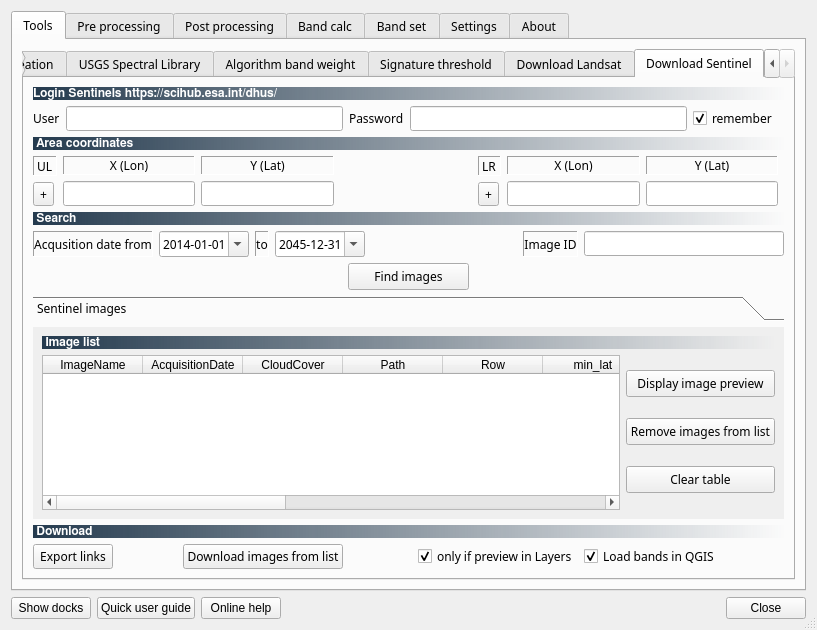
Qt form ui/ui_semiautomaticclassificationplugin.ui (semiautomaticgit/SemiAutomaticClassificationPlugin) before a commit.
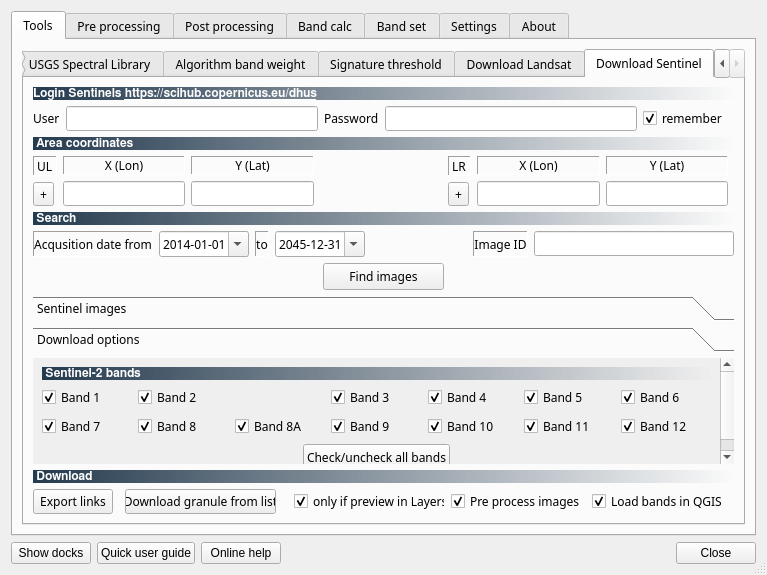
The same form after that commit. The open tabs and pages were chosen to show the change. Icons and pictures are not drawn.

Diff of the .ui file:
```diff
--- a/ui/ui_semiautomaticclassificationplugin.ui
+++ b/ui/ui_semiautomaticclassificationplugin.ui
@@ -9,8 +9,8 @@
    <rect>
     <x>0</x>
     <y>0</y>
-    <width>817</width>
-    <height>630</height>
+    <width>767</width>
+    <height>575</height>
    </rect>
   </property>
   <property name="sizePolicy">
@@ -2290,7 +2290,625 @@
           <attribute name="title">
            <string>Download Sentinel</string>
           </attribute>
-          <layout class="QGridLayout" name="gridLayout_136">
+          <layout class="QGridLayout" name="gridLayout_142">
+           <item row="1" column="0">
+            <layout class="QGridLayout" name="gridLayout_160">
+             <item row="0" column="0">
+              <widget class="QToolBox" name="toolBox_3">
+               <property name="currentIndex">
+                <number>0</number>
+               </property>
+               <widget class="QWidget" name="page_7">
+                <property name="geometry">
+                 <rect>
+                  <x>0</x>
+                  <y>0</y>
+                  <width>715</width>
+                  <height>154</height>
+                 </rect>
+                </property>
+                <attribute name="label">
+                 <string>Sentinel images</string>
+                </attribute>
+                <layout class="QGridLayout" name="gridLayout_157">
+                 <item row="0" column="0">
+                  <layout class="QGridLayout" name="gridLayout_162">
+                   <item row="2" column="1">
+                    <layout class="QGridLayout" name="gridLayout_163">
+                     <item row="3" column="0">
+                      <widget class="QPushButton" name="remove_image_toolButton_3">
+                       <property name="sizePolicy">
+                        <sizepolicy hsizetype="Minimum" vsizetype="Maximum">
+                         <horstretch>0</horstretch>
+                         <verstretch>0</verstretch>
+                        </sizepolicy>
+                       </property>
+                       <property name="minimumSize">
+                        <size>
+                         <width>121</width>
+                         <height>27</height>
+                        </size>
+                       </property>
+                       <property name="maximumSize">
+                        <size>
+                         <width>14000</width>
+                         <height>27</height>
+                        </size>
+                       </property>
+                       <property name="toolTip">
+                        <string>&lt;html&gt;&lt;head/&gt;&lt;body&gt;&lt;p&gt;Remove highlighted images from the table&lt;/p&gt;&lt;/body&gt;&lt;/html&gt;</string>
+                       </property>
+                       <property name="text">
+                        <string>Remove images from list</string>
+                       </property>
+                      </widget>
+                     </item>
+                     <item row="4" column="0">
+                      <widget class="QPushButton" name="clear_table_toolButton_3">
+                       <property name="sizePolicy">
+                        <sizepolicy hsizetype="Minimum" vsizetype="Maximum">
+                         <horstretch>0</horstretch>
+                         <verstretch>0</verstretch>
+                        </sizepolicy>
+                       </property>
+                       <property name="minimumSize">
+                        <size>
+                         <width>121</width>
+                         <height>27</height>
+                        </size>
+                       </property>
+                       <property name="maximumSize">
+                        <size>
+                         <width>14000</width>
+                         <height>27</height>
+                        </size>
+                       </property>
+                       <property name="toolTip">
+                        <string>&lt;html&gt;&lt;head/&gt;&lt;body&gt;&lt;p&gt;Clear all the table&lt;/p&gt;&lt;/body&gt;&lt;/html&gt;</string>
+                       </property>
+                       <property name="text">
+                        <string>Clear table</string>
+                       </property>
+                      </widget>
+                     </item>
+                     <item row="1" column="0">
+                      <widget class="QPushButton" name="toolButton_granule_preview">
+                       <property name="sizePolicy">
+                        <sizepolicy hsizetype="Minimum" vsizetype="Maximum">
+                         <horstretch>0</horstretch>
+                         <verstretch>0</verstretch>
+                        </sizepolicy>
+                       </property>
+                       <property name="minimumSize">
+                        <size>
+                         <width>121</width>
+                         <height>27</height>
+                        </size>
+                       </property>
+                       <property name="maximumSize">
+                        <size>
+                         <width>14000</width>
+                         <height>27</height>
+                        </size>
+                       </property>
+                       <property name="toolTip">
+                        <string>&lt;html&gt;&lt;head/&gt;&lt;body&gt;&lt;p&gt;Display band preview of highlighted granules in QGIS&lt;/p&gt;&lt;/body&gt;&lt;/html&gt;</string>
+                       </property>
+                       <property name="text">
+                        <string>Display granule preview</string>
+                       </property>
+                      </widget>
+                     </item>
+                     <item row="2" column="0">
+                      <widget class="QPushButton" name="toolButton_display_3">
+                       <property name="sizePolicy">
+                        <sizepolicy hsizetype="Minimum" vsizetype="Maximum">
+                         <horstretch>0</horstretch>
+                         <verstretch>0</verstretch>
+                        </sizepolicy>
+                       </property>
+                       <property name="minimumSize">
+                        <size>
+                         <width>121</width>
+                         <height>27</height>
+                        </size>
+                       </property>
+                       <property name="maximumSize">
+                        <size>
+                         <width>14000</width>
+                         <height>27</height>
+                        </size>
+                       </property>
+                       <property name="toolTip">
+                        <string>&lt;html&gt;&lt;head/&gt;&lt;body&gt;&lt;p&gt;Display preview of highlighted images in QGIS&lt;/p&gt;&lt;/body&gt;&lt;/html&gt;</string>
+                       </property>
+                       <property name="text">
+                        <string>Display image overview</string>
+                       </property>
+                      </widget>
+                     </item>
+                    </layout>
+                   </item>
+                   <item row="1" column="0" colspan="2">
+                    <widget class="QLabel" name="label_148">
+                     <property name="font">
+                      <font>
+                       <family>FreeSans</family>
+                       <weight>75</weight>
+                       <bold>true</bold>
+                      </font>
+                     </property>
+                     <property name="styleSheet">
+                      <string notr="true">background-color : qlineargradient(spread:pad, x1:0, y1:0, x2:1, y2:0, stop:0 #243a4e, stop:1 rgba(0, 0, 0, 0)); color : white</string>
+                     </property>
+                     <property name="text">
+                      <string> Image list</string>
+                     </property>
+                    </widget>
+                   </item>
+                   <item row="2" column="0">
+                    <widget class="QTableWidget" name="sentinel_images_tableWidget">
+                     <property name="sizePolicy">
+                      <sizepolicy hsizetype="Expanding" vsizetype="Expanding">
+                       <horstretch>0</horstretch>
+                       <verstretch>0</verstretch>
+                      </sizepolicy>
+                     </property>
+                     <property name="editTriggers">
+                      <set>QAbstractItemView::NoEditTriggers</set>
+                     </property>
+                     <property name="alternatingRowColors">
+                      <bool>true</bool>
+                     </property>
+                     <property name="selectionBehavior">
+                      <enum>QAbstractItemView::SelectRows</enum>
+                     </property>
+                     <property name="sortingEnabled">
+                      <bool>true</bool>
+                     </property>
+                     <attribute name="verticalHeaderDefaultSectionSize">
+                      <number>20</number>
+                     </attribute>
+                     <column>
+                      <property name="text">
+                       <string>ImageName</string>
+                      </property>
+                     </column>
+                     <column>
+                      <property name="text">
+                       <string>Granule</string>
+                      </property>
+                     </column>
+                     <column>
+                      <property name="text">
+                       <string>AcquisitionDate</string>
+                      </property>
+                     </column>
+                     <column>
+                      <property name="text">
+                       <string>Zone</string>
+                      </property>
+                     </column>
+                     <column>
+                      <property name="text">
+                       <string>CloudCover</string>
+                      </property>
+                     </column>
+                     <column>
+                      <property name="text">
+                       <string>min_lat</string>
+                      </property>
+                     </column>
+                     <column>
+                      <property name="text">
+                       <string>min_lon</string>
+                      </property>
+                     </column>
+                     <column>
+                      <property name="text">
+                       <string>max_lat</string>
+                      </property>
+                     </column>
+                     <column>
+                      <property name="text">
+                       <string>max_lon</string>
+                      </property>
+                     </column>
+                     <column>
+                      <property name="text">
+                       <string>Size</string>
+                      </property>
+                     </column>
+                     <column>
+                      <property name="text">
+                       <string>Preview</string>
+                      </property>
+                     </column>
+                     <column>
+                      <property name="text">
+                       <string>Granule Preview</string>
+                      </property>
+                     </column>
+                     <column>
+                      <property name="text">
+                       <string>ImageID</string>
+                      </property>
+                     </column>
+                    </widget>
+                   </item>
+                  </layout>
+                 </item>
+                </layout>
+               </widget>
+               <widget class="QWidget" name="page_5">
+                <property name="geometry">
+                 <rect>
+                  <x>0</x>
+                  <y>0</y>
+                  <width>715</width>
+                  <height>154</height>
+                 </rect>
+                </property>
+                <attribute name="label">
+                 <string>Download options</string>
+                </attribute>
+                <layout class="QGridLayout" name="gridLayout_141">
+                 <item row="0" column="0">
+                  <layout class="QGridLayout" name="gridLayout_136">
+                   <item row="1" column="6">
+                    <widget class="QCheckBox" name="checkBoxs_band_6">
+                     <property name="text">
+                      <string>Band 6</string>
+                     </property>
+                     <property name="checked">
+                      <bool>true</bool>
+                     </property>
+                    </widget>
+                   </item>
+                   <item row="2" column="4">
+                    <widget class="QCheckBox" name="checkBoxs_band_11">
+                     <property name="text">
+                      <string>Band 10</string>
+                     </property>
+                     <property name="checked">
+                      <bool>true</bool>
+                     </property>
+                    </widget>
+                   </item>
+                   <item row="3" column="0" colspan="7">
+                    <layout class="QGridLayout" name="gridLayout_140">
+                     <item row="0" column="0">
+                      <spacer name="horizontalSpacer_40">
+                       <property name="orientation">
+                        <enum>Qt::Horizontal</enum>
+                       </property>
+                       <property name="sizeHint" stdset="0">
+                        <size>
+                         <width>40</width>
+                         <height>20</height>
+                        </size>
+                       </property>
+                      </spacer>
+                     </item>
+                     <item row="0" column="1">
+                      <widget class="QPushButton" name="check_toolButton_2">
+                       <property name="sizePolicy">
+                        <sizepolicy hsizetype="Minimum" vsizetype="Maximum">
+                         <horstretch>0</horstretch>
+                         <verstretch>0</verstretch>
+                        </sizepolicy>
+                       </property>
+                       <property name="minimumSize">
+                        <size>
+                         <width>121</width>
+                         <height>27</height>
+                        </size>
+                       </property>
+                       <property name="maximumSize">
+                        <size>
+                         <width>14000</width>
+                         <height>27</height>
+                        </size>
+                       </property>
+                       <property name="toolTip">
+                        <string>&lt;html&gt;&lt;head/&gt;&lt;body&gt;&lt;p&gt;Select all bands&lt;/p&gt;&lt;/body&gt;&lt;/html&gt;</string>
+                       </property>
+                       <property name="text">
+                        <string>Check/uncheck all bands</string>
+                       </property>
+                      </widget>
+                     </item>
+                     <item row="0" column="2">
+                      <spacer name="horizontalSpacer_41">
+                       <property name="orientation">
+                        <enum>Qt::Horizontal</enum>
+                       </property>
+                       <property name="sizeHint" stdset="0">
+                        <size>
+                         <width>40</width>
+                         <height>20</height>
+                        </size>
+                       </property>
+                      </spacer>
+                     </item>
+                     <item row="1" column="1">
+                      <spacer name="verticalSpacer_20">
+                       <property name="orientation">
+                        <enum>Qt::Vertical</enum>
+                       </property>
+                       <property name="sizeHint" stdset="0">
+                        <size>
+                         <width>20</width>
+                         <height>40</height>
+                        </size>
+                       </property>
+                      </spacer>
+                     </item>
+                    </layout>
+                   </item>
+                   <item row="1" column="4">
+                    <widget class="QCheckBox" name="checkBoxs_band_4">
+                     <property name="text">
+                      <string>Band 4</string>
+                     </property>
+                     <property name="checked">
+                      <bool>true</bool>
+                     </property>
+                    </widget>
+                   </item>
+                   <item row="1" column="1" colspan="2">
+                    <widget class="QCheckBox" name="checkBoxs_band_2">
+                     <property name="text">
+                      <string>Band 2</string>
+                     </property>
+                     <property name="checked">
+                      <bool>true</bool>
+                     </property>
+                    </widget>
+                   </item>
+                   <item row="1" column="0">
+                    <widget class="QCheckBox" name="checkBoxs_band_1">
+                     <property name="text">
+                      <string>Band 1</string>
+                     </property>
+                     <property name="checked">
+                      <bool>true</bool>
+                     </property>
+                    </widget>
+                   </item>
+                   <item row="2" column="0">
+                    <widget class="QCheckBox" name="checkBoxs_band_7">
+                     <property name="text">
+                      <string>Band 7</string>
+                     </property>
+                     <property name="checked">
+                      <bool>true</bool>
+                     </property>
+                    </widget>
+                   </item>
+                   <item row="2" column="6">
+                    <widget class="QCheckBox" name="checkBoxs_band_13">
+                     <property name="text">
+                      <string>Band 12</string>
+                     </property>
+                     <property name="checked">
+                      <bool>true</bool>
+                     </property>
+                    </widget>
+                   </item>
+                   <item row="2" column="1">
+                    <widget class="QCheckBox" name="checkBoxs_band_8">
+                     <property name="text">
+                      <string>Band 8</string>
+                     </property>
+                     <property name="checked">
+                      <bool>true</bool>
+                     </property>
+                    </widget>
+                   </item>
+                   <item row="2" column="5">
+                    <widget class="QCheckBox" name="checkBoxs_band_12">
+                     <property name="text">
+                      <string>Band 11</string>
+                     </property>
+                     <property name="checked">
+                      <bool>true</bool>
+                     </property>
+                    </widget>
+                   </item>
+                   <item row="1" column="5">
+                    <widget class="QCheckBox" name="checkBoxs_band_5">
+                     <property name="text">
+                      <string>Band 5</string>
+                     </property>
+                     <property name="checked">
+                      <bool>true</bool>
+                     </property>
+                    </widget>
+                   </item>
+                   <item row="0" column="0" colspan="7">
+                    <widget class="QLabel" name="label_118">
+                     <property name="font">
+                      <font>
+                       <family>FreeSans</family>
+                       <weight>75</weight>
+                       <bold>true</bold>
+                      </font>
+                     </property>
+                     <property name="styleSheet">
+                      <string notr="true">background-color : qlineargradient(spread:pad, x1:0, y1:0, x2:1, y2:0, stop:0 #243a4e, stop:1 rgba(0, 0, 0, 0)); color : white</string>
+                     </property>
+                     <property name="text">
+                      <string> Sentinel-2 bands</string>
+                     </property>
+                    </widget>
+                   </item>
+                   <item row="2" column="2">
+                    <widget class="QCheckBox" name="checkBoxs_band_9">
+                     <property name="text">
+                      <string>Band 8A</string>
+                     </property>
+                     <property name="checked">
+                      <bool>true</bool>
+                     </property>
+                    </widget>
+                   </item>
+                   <item row="1" column="3">
+                    <widget class="QCheckBox" name="checkBoxs_band_3">
+                     <property name="text">
+                      <string>Band 3</string>
+                     </property>
+                     <property name="checked">
+                      <bool>true</bool>
+                     </property>
+                    </widget>
+                   </item>
+                   <item row="2" column="3">
+                    <widget class="QCheckBox" name="checkBoxs_band_10">
+                     <property name="text">
+                      <string>Band 9</string>
+                     </property>
+                     <property name="checked">
+                      <bool>true</bool>
+                     </property>
+                    </widget>
+                   </item>
+                  </layout>
+                 </item>
+                </layout>
+               </widget>
+              </widget>
+             </item>
+            </layout>
+           </item>
+           <item row="2" column="0">
+            <layout class="QGridLayout" name="gridLayout_125">
+             <item row="1" column="0">
+              <widget class="QPushButton" name="export_links_Button_3">
+               <property name="toolTip">
+                <string>&lt;html&gt;&lt;head/&gt;&lt;body&gt;&lt;p&gt;Export download links to a text file&lt;/p&gt;&lt;/body&gt;&lt;/html&gt;</string>
+               </property>
+               <property name="text">
+                <string>Export links</string>
+               </property>
+              </widget>
+             </item>
+             <item row="1" column="4">
+              <spacer name="horizontalSpacer_35">
+               <property name="orientation">
+                <enum>Qt::Horizontal</enum>
+               </property>
+               <property name="sizeHint" stdset="0">
+                <size>
+                 <width>40</width>
+                 <height>20</height>
+                </size>
+               </property>
+              </spacer>
+             </item>
+             <item row="1" column="7">
+              <widget class="QCheckBox" name="S2_load_in_QGIS_checkBox">
+               <property name="toolTip">
+                <string>&lt;html&gt;&lt;head/&gt;&lt;body&gt;&lt;p&gt;Load images in QGIS after download&lt;/p&gt;&lt;/body&gt;&lt;/html&gt;</string>
+               </property>
+               <property name="text">
+                <string>Load bands in QGIS</string>
+               </property>
+               <property name="checked">
+                <bool>true</bool>
+               </property>
+              </widget>
+             </item>
+             <item row="1" column="2">
+              <widget class="QPushButton" name="download_images_Button_3">
+               <property name="toolTip">
+                <string>&lt;html&gt;&lt;head/&gt;&lt;body&gt;&lt;p&gt;Download images in image list table&lt;/p&gt;&lt;/body&gt;&lt;/html&gt;</string>
+               </property>
+               <property name="text">
+                <string>Download granule from list</string>
+               </property>
+              </widget>
+             </item>
+             <item row="0" column="0" colspan="9">
+              <widget class="QLabel" name="label_117">
+               <property name="font">
+                <font>
+                 <family>FreeSans</family>
+                 <weight>75</weight>
+                 <bold>true</bold>
+                </font>
+               </property>
+               <property name="styleSheet">
+                <string notr="true">background-color : qlineargradient(spread:pad, x1:0, y1:0, x2:1, y2:0, stop:0 #243a4e, stop:1 rgba(0, 0, 0, 0)); color : white</string>
+               </property>
+               <property name="frameShape">
+                <enum>QFrame::NoFrame</enum>
+               </property>
+               <property name="frameShadow">
+                <enum>QFrame::Sunken</enum>
+               </property>
+               <property name="text">
+                <string> Download</string>
+               </property>
+               <property name="alignment">
+                <set>Qt::AlignLeading|Qt::AlignLeft|Qt::AlignVCenter</set>
+               </property>
+              </widget>
+             </item>
+             <item row="1" column="8">
+              <spacer name="horizontalSpacer_37">
+               <property name="orientation">
+                <enum>Qt::Horizontal</enum>
+               </property>
+               <property name="sizeHint" stdset="0">
+                <size>
+                 <width>40</width>
+                 <height>20</height>
+                </size>
+               </property>
+              </spacer>
+             </item>
+             <item row="1" column="6">
+              <widget class="QCheckBox" name="preprocess_Sentinel_checkBox">
+               <property name="toolTip">
+                <string>&lt;html&gt;&lt;head/&gt;&lt;body&gt;&lt;p&gt;Pre process Sentinel-2 images&lt;/p&gt;&lt;/body&gt;&lt;/html&gt;</string>
+               </property>
+               <property name="text">
+                <string>Pre process images</string>
+               </property>
+               <property name="checked">
+                <bool>true</bool>
+               </property>
+              </widget>
+             </item>
+             <item row="1" column="5">
+              <widget class="QCheckBox" name="download_if_preview_in_legend_checkBox_3">
+               <property name="toolTip">
+                <string>&lt;html&gt;&lt;head/&gt;&lt;body&gt;&lt;p&gt;Download images from list only if the corresponding previews are loaded in QGIS&lt;/p&gt;&lt;/body&gt;&lt;/html&gt;</string>
+               </property>
+               <property name="text">
+                <string>only if preview in Layers</string>
+               </property>
+               <property name="checked">
+                <bool>true</bool>
+               </property>
+              </widget>
+             </item>
+             <item row="1" column="1">
+              <spacer name="horizontalSpacer_36">
+               <property name="orientation">
+                <enum>Qt::Horizontal</enum>
+               </property>
+               <property name="sizeHint" stdset="0">
+                <size>
+                 <width>40</width>
+                 <height>20</height>
+                </size>
+               </property>
+              </spacer>
+             </item>
+            </layout>
+           </item>
            <item row="0" column="0">
             <layout class="QGridLayout" name="gridLayout_152">
              <item row="7" column="0" colspan="9">
@@ -2627,7 +3245,7 @@
                   <enum>QFrame::Sunken</enum>
                  </property>
                  <property name="text">
-                  <string>Login Sentinels https://scihub.esa.int/dhus/</string>
+                  <string>&lt;html&gt;&lt;head/&gt;&lt;body&gt;&lt;p&gt;Login Sentinels &lt;a href=&quot;https://scihub.copernicus.eu/dhus&quot;&gt;&lt;span style=&quot; text-decoration: underline; color:#ffffff;&quot;&gt;https://scihub.copernicus.eu/dhus&lt;/span&gt;&lt;/a&gt;&lt;/p&gt;&lt;/body&gt;&lt;/html&gt;</string>
                  </property>
                  <property name="alignment">
                   <set>Qt::AlignLeading|Qt::AlignLeft|Qt::AlignVCenter</set>
@@ -2836,341 +3454,6 @@
              </item>
             </layout>
            </item>
-           <item row="1" column="0">
-            <layout class="QGridLayout" name="gridLayout_160">
-             <item row="0" column="0">
-              <widget class="QToolBox" name="toolBox_3">
-               <property name="currentIndex">
-                <number>0</number>
-               </property>
-               <widget class="QWidget" name="page_7">
-                <property name="geometry">
-                 <rect>
-                  <x>0</x>
-                  <y>0</y>
-                  <width>765</width>
-                  <height>236</height>
-                 </rect>
-                </property>
-                <attribute name="label">
-                 <string>Sentinel images</string>
-                </attribute>
-                <layout class="QGridLayout" name="gridLayout_157">
-                 <item row="0" column="0">
-                  <layout class="QGridLayout" name="gridLayout_162">
-                   <item row="2" column="1">
-                    <layout class="QGridLayout" name="gridLayout_163">
-                     <item row="0" column="0">
-                      <widget class="QPushButton" name="toolButton_display_3">
-                       <property name="sizePolicy">
-                        <sizepolicy hsizetype="Minimum" vsizetype="Maximum">
-                         <horstretch>0</horstretch>
-                         <verstretch>0</verstretch>
-                        </sizepolicy>
-                       </property>
-                       <property name="minimumSize">
-                        <size>
-                         <width>121</width>
-                         <height>27</height>
-                        </size>
-                       </property>
-                       <property name="maximumSize">
-                        <size>
-                         <width>14000</width>
-                         <height>27</height>
-                        </size>
-                       </property>
-                       <property name="toolTip">
-                        <string>&lt;html&gt;&lt;head/&gt;&lt;body&gt;&lt;p&gt;Display preview of highlighted images in QGIS&lt;/p&gt;&lt;/body&gt;&lt;/html&gt;</string>
-                       </property>
-                       <property name="text">
-                        <string>Display image preview</string>
-                       </property>
-                      </widget>
-                     </item>
-                     <item row="1" column="0">
-                      <widget class="QPushButton" name="remove_image_toolButton_3">
-                       <property name="sizePolicy">
-                        <sizepolicy hsizetype="Minimum" vsizetype="Maximum">
-                         <horstretch>0</horstretch>
-                         <verstretch>0</verstretch>
-                        </sizepolicy>
-                       </property>
-                       <property name="minimumSize">
-                        <size>
-                         <width>121</width>
-                         <height>27</height>
-                        </size>
-                       </property>
-                       <property name="maximumSize">
-                        <size>
-                         <width>14000</width>
-                         <height>27</height>
-                        </size>
-                       </property>
-                       <property name="toolTip">
-                        <string>&lt;html&gt;&lt;head/&gt;&lt;body&gt;&lt;p&gt;Remove highlighted images from the table&lt;/p&gt;&lt;/body&gt;&lt;/html&gt;</string>
-                       </property>
-                       <property name="text">
-                        <string>Remove images from list</string>
-                       </property>
-                      </widget>
-                     </item>
-                     <item row="2" column="0">
-                      <widget class="QPushButton" name="clear_table_toolButton_3">
-                       <property name="sizePolicy">
-                        <sizepolicy hsizetype="Minimum" vsizetype="Maximum">
-                         <horstretch>0</horstretch>
-                         <verstretch>0</verstretch>
-                        </sizepolicy>
-                       </property>
-                       <property name="minimumSize">
-                        <size>
-                         <width>121</width>
-                         <height>27</height>
-                        </size>
-                       </property>
-                       <property name="maximumSize">
-                        <size>
-                         <width>14000</width>
-                         <height>27</height>
-                        </size>
-                       </property>
-                       <property name="toolTip">
-                        <string>&lt;html&gt;&lt;head/&gt;&lt;body&gt;&lt;p&gt;Clear all the table&lt;/p&gt;&lt;/body&gt;&lt;/html&gt;</string>
-                       </property>
-                       <property name="text">
-                        <string>Clear table</string>
-                       </property>
-                      </widget>
-                     </item>
-                    </layout>
-                   </item>
-                   <item row="1" column="0" colspan="2">
-                    <widget class="QLabel" name="label_148">
-                     <property name="font">
-                      <font>
-                       <family>FreeSans</family>
-                       <weight>75</weight>
-                       <bold>true</bold>
-                      </font>
-                     </property>
-                     <property name="styleSheet">
-                      <string notr="true">background-color : qlineargradient(spread:pad, x1:0, y1:0, x2:1, y2:0, stop:0 #243a4e, stop:1 rgba(0, 0, 0, 0)); color : white</string>
-                     </property>
-                     <property name="text">
-                      <string> Image list</string>
-                     </property>
-                    </widget>
-                   </item>
-                   <item row="2" column="0">
-                    <widget class="QTableWidget" name="sentinel_images_tableWidget">
-                     <property name="sizePolicy">
-                      <sizepolicy hsizetype="Expanding" vsizetype="Expanding">
-                       <horstretch>0</horstretch>
-                       <verstretch>0</verstretch>
-                      </sizepolicy>
-                     </property>
-                     <property name="editTriggers">
-                      <set>QAbstractItemView::NoEditTriggers</set>
-                     </property>
-                     <property name="alternatingRowColors">
-                      <bool>true</bool>
-                     </property>
-                     <property name="selectionBehavior">
-                      <enum>QAbstractItemView::SelectRows</enum>
-                     </property>
-                     <property name="sortingEnabled">
-                      <bool>true</bool>
-                     </property>
-                     <attribute name="verticalHeaderDefaultSectionSize">
-                      <number>20</number>
-                     </attribute>
-                     <column>
-                      <property name="text">
-                       <string>ImageName</string>
-                      </property>
-                     </column>
-                     <column>
-                      <property name="text">
-                       <string>AcquisitionDate</string>
-                      </property>
-                     </column>
-                     <column>
-                      <property name="text">
-                       <string>CloudCover</string>
-                      </property>
-                     </column>
-                     <column>
-                      <property name="text">
-                       <string>Path</string>
-                      </property>
-                     </column>
-                     <column>
-                      <property name="text">
-                       <string>Row</string>
-                      </property>
-                     </column>
-                     <column>
-                      <property name="text">
-                       <string>min_lat</string>
-                      </property>
-                     </column>
-                     <column>
-                      <property name="text">
-                       <string>min_lon</string>
-                      </property>
-                     </column>
-                     <column>
-                      <property name="text">
-                       <string>max_lat</string>
-                      </property>
-                     </column>
-                     <column>
-                      <property name="text">
-                       <string>max_lon</string>
-                      </property>
-                     </column>
-                     <column>
-                      <property name="text">
-                       <string>Size</string>
-                      </property>
-                     </column>
-                     <column>
-                      <property name="text">
-                       <string>Preview</string>
-                      </property>
-                     </column>
-                     <column>
-                      <property name="text">
-                       <string>ImageID</string>
-                      </property>
-                     </column>
-                    </widget>
-                   </item>
-                  </layout>
-                 </item>
-                </layout>
-               </widget>
-              </widget>
-             </item>
-            </layout>
-           </item>
-           <item row="2" column="0">
-            <layout class="QGridLayout" name="gridLayout_125">
-             <item row="1" column="0">
-              <widget class="QPushButton" name="export_links_Button_3">
-               <property name="toolTip">
-                <string>&lt;html&gt;&lt;head/&gt;&lt;body&gt;&lt;p&gt;Export download links to a text file&lt;/p&gt;&lt;/body&gt;&lt;/html&gt;</string>
-               </property>
-               <property name="text">
-                <string>Export links</string>
-               </property>
-              </widget>
-             </item>
-             <item row="0" column="0" colspan="8">
-              <widget class="QLabel" name="label_117">
-               <property name="font">
-                <font>
-                 <family>FreeSans</family>
-                 <weight>75</weight>
-                 <bold>true</bold>
-                </font>
-               </property>
-               <property name="styleSheet">
-                <string notr="true">background-color : qlineargradient(spread:pad, x1:0, y1:0, x2:1, y2:0, stop:0 #243a4e, stop:1 rgba(0, 0, 0, 0)); color : white</string>
-               </property>
-               <property name="frameShape">
-                <enum>QFrame::NoFrame</enum>
-               </property>
-               <property name="frameShadow">
-                <enum>QFrame::Sunken</enum>
-               </property>
-               <property name="text">
-                <string> Download</string>
-               </property>
-               <property name="alignment">
-                <set>Qt::AlignLeading|Qt::AlignLeft|Qt::AlignVCenter</set>
-               </property>
-              </widget>
-             </item>
-             <item row="1" column="1">
-              <spacer name="horizontalSpacer_36">
-               <property name="orientation">
-                <enum>Qt::Horizontal</enum>
-               </property>
-               <property name="sizeHint" stdset="0">
-                <size>
-                 <width>40</width>
-                 <height>20</height>
-                </size>
-               </property>
-              </spacer>
-             </item>
-             <item row="1" column="2">
-              <widget class="QPushButton" name="download_images_Button_3">
-               <property name="toolTip">
-                <string>&lt;html&gt;&lt;head/&gt;&lt;body&gt;&lt;p&gt;Download images in image list table&lt;/p&gt;&lt;/body&gt;&lt;/html&gt;</string>
-               </property>
-               <property name="text">
-                <string>Download images from list</string>
-               </property>
-              </widget>
-             </item>
-             <item row="1" column="7">
-              <spacer name="horizontalSpacer_37">
-               <property name="orientation">
-                <enum>Qt::Horizontal</enum>
-               </property>
-               <property name="sizeHint" stdset="0">
-                <size>
-                 <width>40</width>
-                 <height>20</height>
-                </size>
-               </property>
-              </spacer>
-             </item>
-             <item row="1" column="6">
-              <widget class="QCheckBox" name="load_in_QGIS_checkBox_3">
-               <property name="toolTip">
-                <string>&lt;html&gt;&lt;head/&gt;&lt;body&gt;&lt;p&gt;Load images in QGIS after download&lt;/p&gt;&lt;/body&gt;&lt;/html&gt;</string>
-               </property>
-               <property name="text">
-                <string>Load bands in QGIS</string>
-               </property>
-               <property name="checked">
-                <bool>true</bool>
-               </property>
-              </widget>
-             </item>
-             <item row="1" column="4">
-              <spacer name="horizontalSpacer_35">
-               <property name="orientation">
-                <enum>Qt::Horizontal</enum>
-               </property>
-               <property name="sizeHint" stdset="0">
-                <size>
-                 <width>40</width>
-                 <height>20</height>
-                </size>
-               </property>
-              </spacer>
-             </item>
-             <item row="1" column="5">
-              <widget class="QCheckBox" name="download_if_preview_in_legend_checkBox_3">
-               <property name="toolTip">
-                <string>&lt;html&gt;&lt;head/&gt;&lt;body&gt;&lt;p&gt;Download images from list only if the corresponding previews are loaded in QGIS&lt;/p&gt;&lt;/body&gt;&lt;/html&gt;</string>
-               </property>
-               <property name="text">
-                <string>only if preview in Layers</string>
-               </property>
-               <property name="checked">
-                <bool>true</bool>
-               </property>
-              </widget>
-             </item>
-            </layout>
-           </item>
           </layout>
          </widget>
         </widget>
```
Left out of the diff: 488 changed lines with no effect on the pictures.
